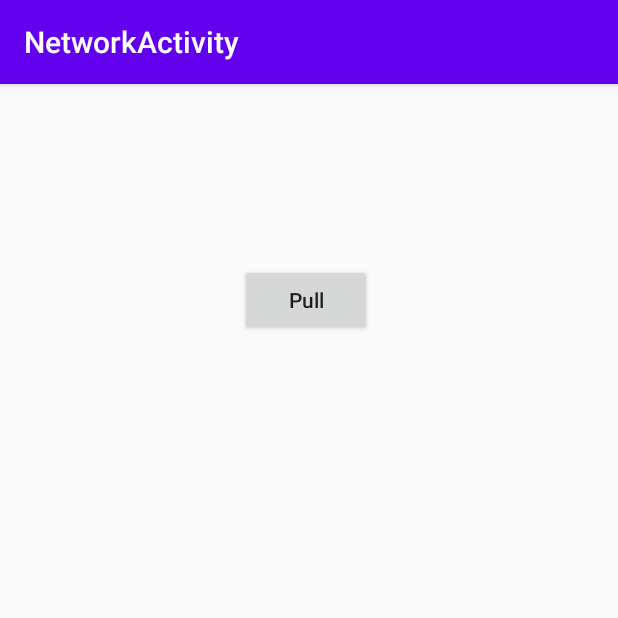
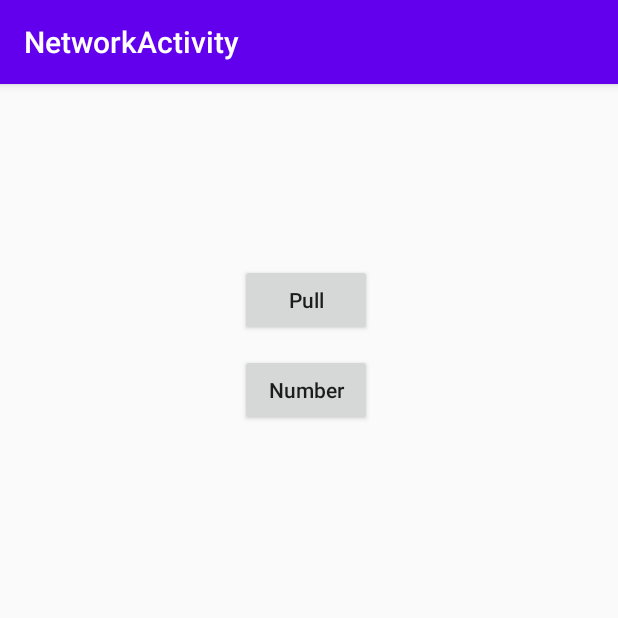
Before and after one commit to Jerry-wenhao/NetworkActivity, an Android app: the screen it shows after launch (MainActivity), on a phone screen of 412 x 824 dp, the top half of it. Run offline under Robolectric (Android 15) with nearby library versions, the phone set to English and light mode, and no system bars; our stand-ins replace ButterKnife.

Commit message:
[xiawenhao] feat: creat a button click to count number of load

```diff
--- a/app/src/main/res/layout/activity_main.xml
+++ b/app/src/main/res/layout/activity_main.xml
@@ -16,4 +16,15 @@
         android:text="@string/pull_message"
         />
 
+    <Button
+        android:id="@+id/count_button"
+        android:layout_width="wrap_content"
+        android:layout_height="wrap_content"
+        android:layout_marginStart="@dimen/button_start"
+        android:layout_marginEnd="@dimen/button_start"
+        android:layout_marginTop="@dimen/count_button_top"
+        android:textAllCaps="false"
+        android:text="@string/counter"
+        />
+
 </FrameLayout>
--- a/app/src/main/res/values/dimens.xml
+++ b/app/src/main/res/values/dimens.xml
@@ -2,4 +2,5 @@
 <resources>
     <dimen name="button_start">160dp</dimen>
     <dimen name="button_top">120dp</dimen>
+    <dimen name="count_button_top">180dp</dimen>
 </resources>
--- a/app/src/main/res/values/strings.xml
+++ b/app/src/main/res/values/strings.xml
@@ -1,4 +1,5 @@
 <resources>
     <string name="app_name">NetworkActivity</string>
     <string name="pull_message">Pull</string>
+    <string name="counter">Number</string>
 </resources>
```
